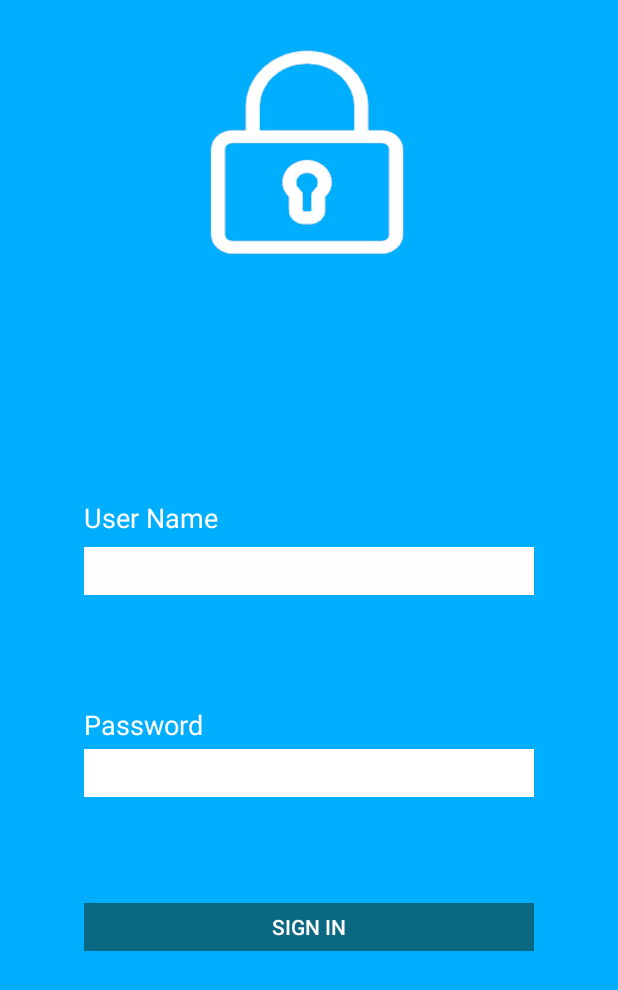
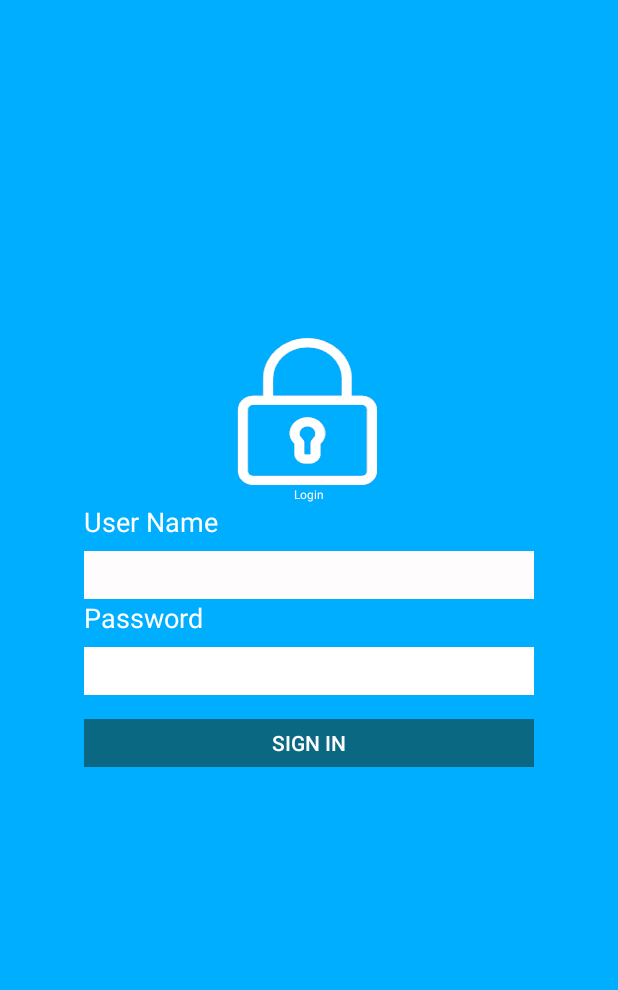
Before and after one commit to SiyanCore/TNRMobile, an Android app: the screen it shows after launch (Login), on a phone screen of 412 x 824 dp. Shown: the top 990 px of the screen. Run offline under Robolectric (Android 15) with nearby library versions, the phone set to English and light mode, and no system bars.

Commit message:
//Lakmal

```diff
--- a/app/src/main/java/com/siyanmo/tnrmobile/Login.java
+++ b/app/src/main/java/com/siyanmo/tnrmobile/Login.java
@@ -58,10 +58,6 @@ public class Login extends AppCompatActivity {
         requesstqueue = Volley.newRequestQueue(this);
         cd = new ConnectionDetector(getApplicationContext());
 
-
-        //hide progress bar
-        findViewById(R.id.loginprogressBar).setVisibility(View.GONE);
-
         //deflt user save user name and password
         SharedPreferences  sharedPreferences=getSharedPreferences("TNRMobile_Login_User_Information", Context.MODE_PRIVATE);
         lname = sharedPreferences.getString("Uname", Default);
@@ -90,7 +86,6 @@ public class Login extends AppCompatActivity {
                         // get Internet status
                         isInternetPresent = cd.isConnectingToInternet();
 
-
                         // TextBox Validation and Login
                         if (UserName.getText().toString().equals("") && PassWord.getText().toString().equals("")) {
                             Toast.makeText(Login.this, "Please Enter  User Name and Password ", Toast.LENGTH_SHORT).show();
@@ -112,7 +107,6 @@ public class Login extends AppCompatActivity {
 
                                 Toast.makeText(Login.this, "Please wait", Toast.LENGTH_LONG).show();
 
-                                findViewById(R.id.loginprogressBar).setVisibility(View.VISIBLE);
                                 //save user name and Password
                                 //SharedPreferences  sharedPreferences=getSharedPreferences("TNRMobile_Login_User_Information",Context.MODE_PRIVATE);
                                 //SharedPreferences.Editor editor=sharedPreferences.edit();
--- a/app/src/main/res/layout/siyan_main_login.xml
+++ b/app/src/main/res/layout/siyan_main_login.xml
@@ -6,111 +6,117 @@
 
 
     <FrameLayout
-        android:layout_width="300dp"
-        android:layout_height="100dp"
-        android:layout_weight="0.34"
-        android:layout_gravity="center_horizontal"
-        android:layout_marginTop="@dimen/abc_action_bar_content_inset_material">
+        android:layout_width="wrap_content"
+        android:layout_height="wrap_content"
+        android:layout_gravity="center"
+        android:layout_weight="0.40">
 
         <ImageView
-        android:layout_width="138dp"
-        android:layout_height="138dp"
+        android:layout_width="203dp"
+        android:layout_height="100dp"
         android:layout_marginTop="@dimen/nav_header_vertical_spacing"
         android:id="@+id/imageView2"
         android:src="@drawable/login"
-        android:layout_gravity="center_horizontal"
+        android:layout_gravity="center_horizontal|bottom"
         android:contentDescription="@string/Login"
         />
-
-        <TextView
-            android:layout_width="173dp"
-            android:layout_height="wrap_content"
-            android:textAppearance="?android:attr/textAppearanceLarge"
-            android:text=""
-            android:id="@+id/textView2"
-            android:textSize="@dimen/abc_action_bar_default_height_material"
-            android:layout_gravity="center_horizontal|bottom"
-            android:textColor="#fdfbfb" />
-
-        <ProgressBar
-            style="?android:attr/progressBarStyleSmall"
-            android:layout_width="132dp"
-            android:layout_height="207dp"
-            android:id="@+id/loginprogressBar"
-            android:layout_gravity="center_horizontal|bottom"
-            android:indeterminate="false" />
 
     </FrameLayout>
 
     <FrameLayout
-        android:layout_width="300dp"
-        android:layout_height="100dp"
-        android:layout_weight="0.34"
-        android:layout_gravity="center_horizontal"
-        android:layout_marginTop="@dimen/nav_header_vertical_spacing">
+        android:layout_width="wrap_content"
+        android:layout_height="wrap_content"
+        android:layout_gravity="center">
 
+        <TextView
+            android:layout_width="wrap_content"
+            android:layout_height="wrap_content"
+            android:textAppearance="?android:attr/textAppearanceLarge"
+            android:text="Login"
+            android:id="@+id/textView2"
+            android:textSize="@dimen/abc_action_bar_progress_bar_size"
+            android:textColor="#fdfbfb"
+            android:layout_gravity="top|center" />
+    </FrameLayout>
+
+
+
+
+        <FrameLayout
+            android:layout_width="wrap_content"
+            android:layout_height="wrap_content"
+            android:layout_gravity="center">
 
             <TextView
                 android:layout_width="100dp"
-            android:layout_height="wrap_content"
+                android:layout_height="20dp"
                 android:textAppearance="?android:attr/textAppearanceMedium"
                 android:text="User Name"
                 android:id="@+id/textView4"
-            android:layout_gravity="left|top"
+                android:layout_gravity="top|left|center"
                 android:textColor="#ffffff"/>
 
-
-        <TextView
-            android:layout_width="100dp"
-            android:layout_height="wrap_content"
-            android:textAppearance="?android:attr/textAppearanceMedium"
-            android:text="@string/password"
-            android:id="@+id/textView3"
-            android:layout_gravity="left|center_vertical"
-            android:textColor="#ffffff" />
-
             <EditText
-            android:layout_width="match_parent"
+                android:layout_width="300dp"
                 android:layout_height="32dp"
                 android:inputType="textPersonName"
                 android:ems="10"
                 android:id="@+id/Uname"
-            android:layout_gravity="right|top"
+                android:layout_gravity="bottom|center"
                 android:textSize="@dimen/abc_action_bar_content_inset_material"
                 android:background="#fefcfc"
                 android:layout_weight="0.10"
                 android:layout_marginTop="@dimen/abc_dropdownitem_icon_width" />
+        </FrameLayout>
 
-
+        <FrameLayout
+            android:layout_width="wrap_content"
+            android:layout_height="wrap_content"
+            android:layout_gravity="center">
 
             <EditText
-            android:layout_width="match_parent"
+                android:layout_width="300dp"
                 android:layout_height="32dp"
                 android:inputType="textPassword"
                 android:ems="10"
                 android:id="@+id/Pword"
-            android:layout_gravity="right|center_vertical"
+                android:layout_gravity="bottom|center"
                 android:textSize="@dimen/abc_action_bar_content_inset_material"
                 android:background="#ffffff"
                 android:layout_weight="0.06"
                 android:layout_marginTop="@dimen/abc_dropdownitem_icon_width" />
+
+            <TextView
+                android:layout_width="100dp"
+                android:layout_height="20dp"
+                android:textAppearance="?android:attr/textAppearanceMedium"
+                android:text="@string/password"
+                android:id="@+id/textView3"
+                android:layout_gravity="top|left|center"
+                android:textColor="#ffffff" />
+
+        </FrameLayout>
+
+    <FrameLayout
+        android:layout_width="wrap_content"
+        android:layout_height="wrap_content"
+        android:layout_gravity="center"
+        android:layout_marginTop="@dimen/nav_header_vertical_spacing">
+
+
     <Button
-            android:layout_width="match_parent"
+            android:layout_width="300dp"
             android:layout_height="32dp"
             android:text="@string/sign"
             android:id="@+id/sign"
             android:background="#0b6882"
             android:textColor="#fefefe"
             android:layout_weight="0.18"
-            android:layout_gravity="center_horizontal|bottom"
+            android:layout_gravity="bottom|center"
             />
-
-
 
 
     </FrameLayout>
 
 
-
-
 </LinearLayout>
--- a/app/src/main/res/values/strings.xml
+++ b/app/src/main/res/values/strings.xml
@@ -26,4 +26,5 @@
 
 <!-- TODO: Remove or change this placeholder text -->
     <string name="hello_blank_fragment">Hello blank fragment</string>
+    <string name="LoginPic">Loging</string>
 </resources>
```
Lines whose indentation alone changed are shown as unchanged.
